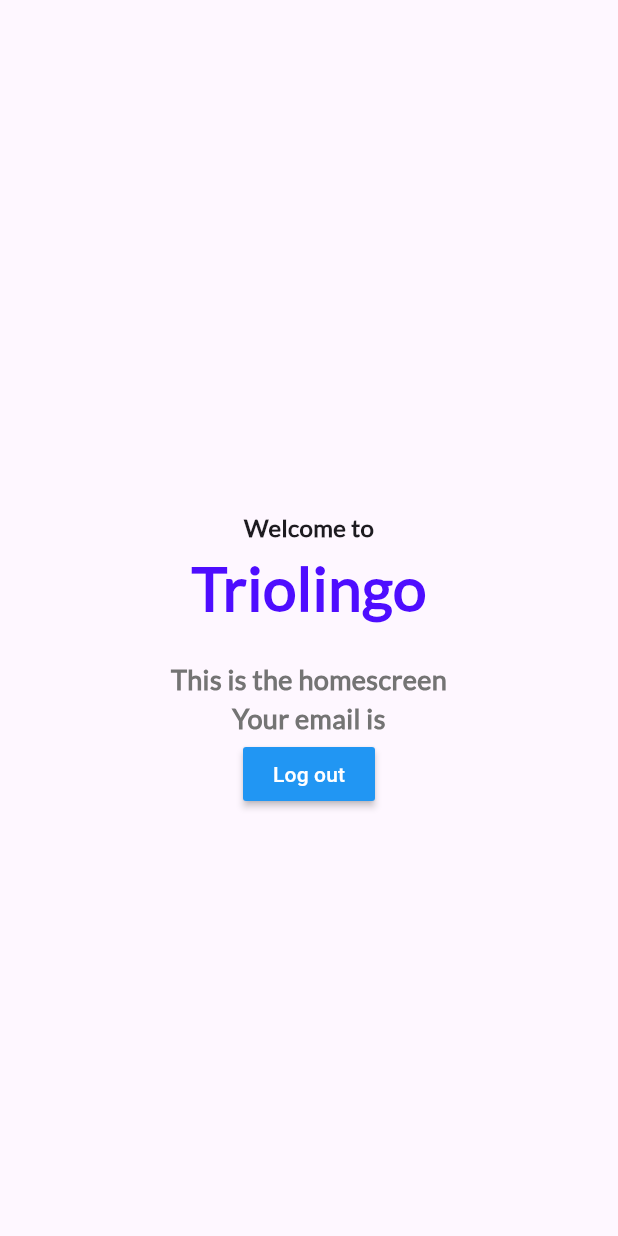
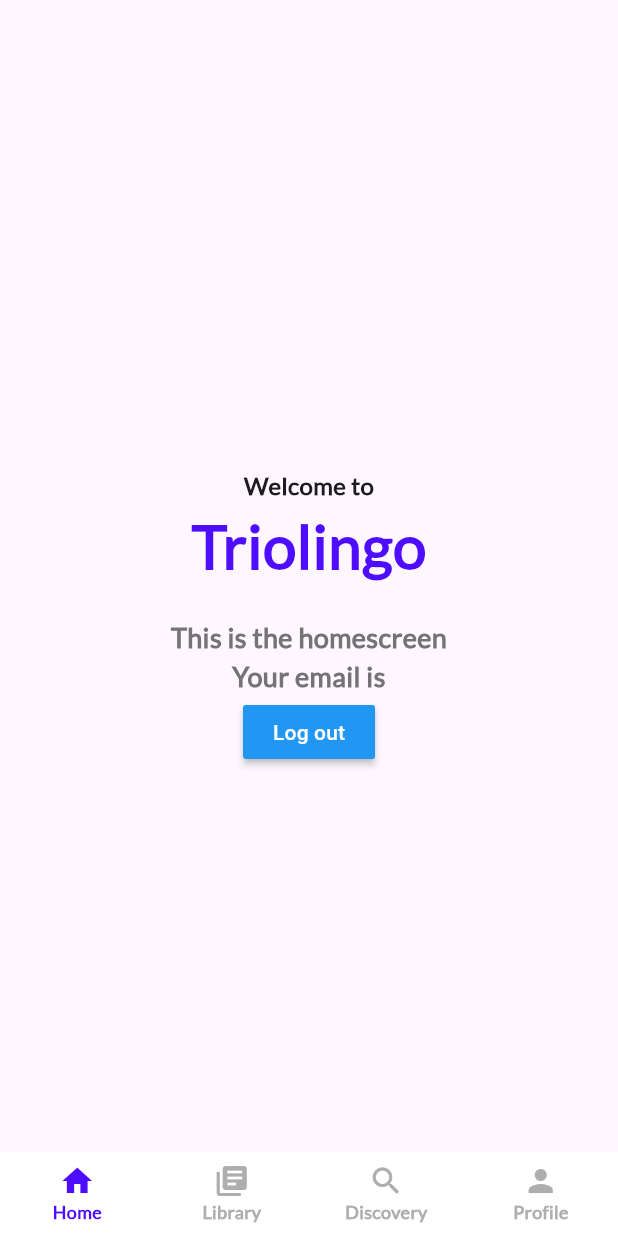
Before and after one commit to phanluonghuy/FinalProject, a Flutter app: the screen it shows once a user with an empty profile is signed in, on a phone screen of 412 x 824 dp. Run offline on Flutter 3.47's test engine with Material 3 defaults, Android fonts, the phone set to English and light mode, and no system bars; our stand-ins replace cloud_firestore, firebase_auth, firebase_core; missing offline and left inert: dart:js_interop; accounts and stored records are empty.

Commit message:
add bottom nav

```diff
--- a/lib/pages/login_page.dart
+++ b/lib/features/auth/login_page.dart
@@ -1,7 +1,7 @@
 import 'package:cloud_firestore/cloud_firestore.dart';
 import 'package:finalproject/reuseable/themes/app_theme.dart';
-import 'package:finalproject/pages/home_page.dart';
-import 'package:finalproject/pages/welcome_page.dart';
+import 'package:finalproject/features/main_menu/home_page.dart';
+import 'package:finalproject/features/auth/welcome_page.dart';
 import 'package:finalproject/data/repositories/auth.dart';
 import 'package:firebase_auth/firebase_auth.dart';
 import 'package:flutter/cupertino.dart';
@@ -162,7 +162,7 @@ class _LoginPageState extends State<LoginPage> {
 
     if (user != null) {
       print("Logged in success!");
-      Navigator.pushNamedAndRemoveUntil(context, '/home', (route) => false);
+      Navigator.pushNamedAndRemoveUntil(context, '/main', (route) => false);
     } else {
       print("Something is wrong!");
     }
--- a/lib/pages/welcome_page.dart
+++ b/lib/features/auth/welcome_page.dart
@@ -1,7 +1,7 @@
 import 'package:finalproject/data/repositories/auth.dart';
 import 'package:flutter/material.dart';
 import 'package:finalproject/reuseable/themes/app_theme.dart';
-import 'package:finalproject/pages/login_page.dart';
+import 'package:finalproject/features/auth/login_page.dart';
 
 class WelcomePage extends StatefulWidget {
   const WelcomePage({Key? key}) : super(key: key);
@@ -50,7 +50,7 @@ class _WelcomePageState extends State<WelcomePage> {
                         fontSize: 18,
                         fontWeight: FontWeight.bold,
                         fontFamily: 'Lato',
-                        color: AppTheme.grayColor,
+                        color: AppTheme.grey1,
                       ),
                       textAlign: TextAlign.center,
                     ),
--- a/lib/pages/home_page.dart
+++ b/lib/features/home_page.dart
@@ -2,7 +2,7 @@ import 'package:finalproject/data/repositories/auth.dart';
 import 'package:firebase_auth/firebase_auth.dart';
 import 'package:flutter/material.dart';
 import 'package:finalproject/reuseable/themes/app_theme.dart';
-import 'package:finalproject/pages/login_page.dart';
+import 'package:finalproject/features/auth/login_page.dart';
 
 class HomePage extends StatefulWidget {
   const HomePage({Key? key}) : super(key: key);
@@ -14,6 +14,8 @@ class HomePage extends StatefulWidget {
 class _HomePageState extends State<HomePage> {
   final AuthRepo _auth = AuthRepo();
   final currentUser = FirebaseAuth.instance.currentUser!;
+
+  int _currentIndex = 0;
 
   @override
   Widget build(BuildContext context) {
@@ -52,7 +54,7 @@ class _HomePageState extends State<HomePage> {
                         fontSize: 18,
                         fontWeight: FontWeight.bold,
                         fontFamily: 'Lato',
-                        color: AppTheme.grayColor,
+                        color: AppTheme.grey1,
                       ),
                       textAlign: TextAlign.center,
                     ),
@@ -62,7 +64,7 @@ class _HomePageState extends State<HomePage> {
                         fontSize: 18,
                         fontWeight: FontWeight.bold,
                         fontFamily: 'Lato',
-                        color: AppTheme.grayColor,
+                        color: AppTheme.grey1,
                       ),
                       textAlign: TextAlign.center,
                     ),
@@ -84,5 +86,6 @@ class _HomePageState extends State<HomePage> {
 
   void logOut() async {
     _auth.signOut();
+    Navigator.pushNamedAndRemoveUntil(context, '/welcome', ((route) => false));
   }
 }
--- /dev/null
+++ b/lib/features/main_menu/home_page.dart
@@ -0,0 +1,91 @@
+import 'package:finalproject/data/repositories/auth.dart';
+import 'package:firebase_auth/firebase_auth.dart';
+import 'package:flutter/material.dart';
+import 'package:finalproject/reuseable/themes/app_theme.dart';
+import 'package:finalproject/features/auth/login_page.dart';
+
+class HomePage extends StatefulWidget {
+  const HomePage({Key? key}) : super(key: key);
+
+  @override
+  _HomePageState createState() => _HomePageState();
+}
+
+class _HomePageState extends State<HomePage> {
+  final AuthRepo _auth = AuthRepo();
+  final currentUser = FirebaseAuth.instance.currentUser!;
+
+  int _currentIndex = 0;
+
+  @override
+  Widget build(BuildContext context) {
+    return Scaffold(
+      appBar: AppBar(),
+      body: Center(
+        child: Padding(
+          padding: const EdgeInsets.symmetric(horizontal: 20),
+          child: Column(
+            children: [
+              Expanded(
+                child: Column(
+                  mainAxisAlignment: MainAxisAlignment.center,
+                  children: [
+                    Text(
+                      "Welcome to",
+                      style: TextStyle(
+                        fontSize: 16,
+                        fontWeight: FontWeight.bold,
+                        fontFamily: 'Lato',
+                      ),
+                    ),
+                    Text(
+                      "Triolingo",
+                      style: TextStyle(
+                        fontSize: 40,
+                        fontWeight: FontWeight.bold,
+                        fontFamily: 'Lato',
+                        color: AppTheme.primaryColor,
+                      ),
+                    ),
+                    SizedBox(height: 20),
+                    Text(
+                      "This is the homescreen",
+                      style: TextStyle(
+                        fontSize: 18,
+                        fontWeight: FontWeight.bold,
+                        fontFamily: 'Lato',
+                        color: AppTheme.grey1,
+                      ),
+                      textAlign: TextAlign.center,
+                    ),
+                    Text(
+                      "Your email is ${currentUser.email}",
+                      style: TextStyle(
+                        fontSize: 18,
+                        fontWeight: FontWeight.bold,
+                        fontFamily: 'Lato',
+                        color: AppTheme.grey1,
+                      ),
+                      textAlign: TextAlign.center,
+                    ),
+                    MaterialButton(
+                      onPressed: logOut,
+                      color: Colors.blue,
+                      textColor: Colors.white,
+                      child: Text('Log out'),
+                    )
+                  ],
+                ),
+              ),
+            ],
+          ),
+        ),
+      ),
+    );
+  }
+
+  void logOut() async {
+    _auth.signOut();
+    Navigator.pushNamedAndRemoveUntil(context, '/welcome', ((route) => false));
+  }
+}
--- /dev/null
+++ b/lib/features/main_menu/main_page.dart
@@ -0,0 +1,61 @@
+import 'package:finalproject/features/main_menu/home_page.dart';
+import 'package:finalproject/features/main_menu/library_page.dart';
+import 'package:finalproject/reuseable/themes/app_theme.dart';
+import 'package:flutter/material.dart';
+
+class MainPage extends StatefulWidget {
+  const MainPage({super.key});
+
+  @override
+  State<MainPage> createState() => _MainPageState();
+}
+
+class _MainPageState extends State<MainPage> {
+  int _currentIndex = 0;
+
+  List pages = [
+    HomePage(),
+    LibraryPage(),
+    HomePage(),
+    HomePage()
+  ];
+
+  @override
+  Widget build(BuildContext context) {
+    return Scaffold(
+      body: pages[_currentIndex],
+      bottomNavigationBar: BottomNavigationBar(
+      currentIndex: _currentIndex,
+      onTap: (int newIndex) {
+        setState(() {
+          _currentIndex = newIndex;
+        });
+      },
+      items: [
+        BottomNavigationBarItem(icon: Icon(Icons.home), label: 'Home'),
+        BottomNavigationBarItem(
+            icon: Icon(Icons.library_books), label: 'Library'),
+        BottomNavigationBarItem(icon: Icon(Icons.search), label: 'Discovery'),
+        BottomNavigationBarItem(icon: Icon(Icons.person), label: 'Profile'),
+      ],
+      selectedLabelStyle: TextStyle(
+          fontFamily: 'Lato',
+          fontWeight: FontWeight.w700,
+          color: AppTheme.primaryColor,
+          fontSize: 12),
+      unselectedLabelStyle: TextStyle(
+          fontFamily: 'Lato',
+          fontWeight: FontWeight.w700,
+          color: AppTheme.grey2,
+          fontSize: 12),
+      iconSize: 24,
+      backgroundColor: Colors.white,
+      unselectedItemColor: AppTheme.grey2,
+      selectedItemColor: AppTheme.primaryColor,
+      showUnselectedLabels: true,
+      elevation: 0,
+      type: BottomNavigationBarType.fixed,
+    )
+    );
+  }
+}
--- a/lib/pages/wrapper.dart
+++ b/lib/features/wrapper.dart
@@ -1,5 +1,6 @@
-import 'package:finalproject/pages/home_page.dart';
-import 'package:finalproject/pages/welcome_page.dart';
+import 'package:finalproject/features/main_menu/home_page.dart';
+import 'package:finalproject/features/main_menu/main_page.dart';
+import 'package:finalproject/features/auth/welcome_page.dart';
 import 'package:finalproject/data/repositories/auth.dart';
 import 'package:firebase_auth/firebase_auth.dart';
 import 'package:flutter/material.dart';
@@ -14,7 +15,7 @@ class Wrapper extends StatelessWidget {
         stream: FirebaseAuth.instance.authStateChanges(),
         builder: (context, snapshot) {
           if (snapshot.hasData) {
-            return const HomePage();
+            return const MainPage();
           } else {
             return const WelcomePage();
           }
--- a/lib/main.dart
+++ b/lib/main.dart
@@ -1,14 +1,17 @@
 import 'package:finalproject/firebase_options.dart';
-import 'package:finalproject/pages/home_page.dart';
-import 'package:finalproject/pages/welcome_page.dart';
-import 'package:finalproject/pages/wrapper.dart';
+import 'package:finalproject/features/main_menu/home_page.dart';
+import 'package:finalproject/features/main_menu/main_page.dart';
+import 'package:finalproject/features/auth/welcome_page.dart';
+import 'package:finalproject/features/wrapper.dart';
 import 'package:flutter/material.dart';
 import 'package:firebase_core/firebase_core.dart';
-import 'pages/login_page.dart';
+import 'features/auth/login_page.dart';
 
 Future<void> main() async {
   WidgetsFlutterBinding.ensureInitialized();
-  await Firebase.initializeApp(options: DefaultFirebaseOptions.currentPlatform,);
+  await Firebase.initializeApp(
+    options: DefaultFirebaseOptions.currentPlatform,
+  );
   runApp(const MyApp());
 }
 
@@ -28,7 +31,7 @@ class MyApp extends StatelessWidget {
       routes: {
         '/welcome': (context) => const WelcomePage(),
         '/login': (context) => const LoginPage(),
-        '/home': (context) => const HomePage(),
+        '/main': (context) => const MainPage(),
       },
     );
   }
--- a/lib/reuseable/themes/app_theme.dart
+++ b/lib/reuseable/themes/app_theme.dart
@@ -2,6 +2,7 @@ import 'package:flutter/material.dart';
 
 class AppTheme {
   static const Color primaryColor = Color.fromARGB(255, 78, 13, 255);
-  static const Color primaryColor2 = Color.fromARGB(255, 246, 243, 255);
-  static const Color grayColor = Color.fromARGB(255, 116, 116, 116);
+  static const Color primaryColor2 = Color.fromARGB(255, 242, 238, 255);
+  static const Color grey1 = Color.fromARGB(255, 116, 116, 116);
+  static const Color grey2 = Color.fromARGB(255, 174, 174, 174);
 }
```
Also changed, not shown: lib/features/main_menu/library_page.dart (added, +81 -0 lines).
